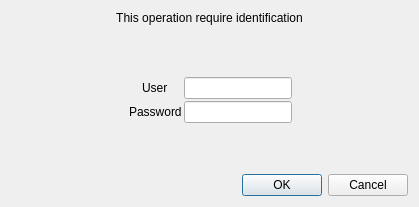
Before: the Qt Designer form validation.ui in lliurex/kscreen-system-settings, drawn with Qt 5.
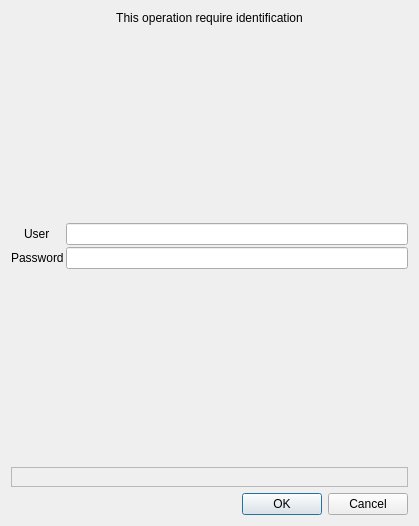
After: the same form once the commit is applied.

Commit message: add frame to use kmessagewidgets

The edit to the form file:
```diff
--- a/validation.ui
+++ b/validation.ui
@@ -7,7 +7,7 @@
     <x>0</x>
     <y>0</y>
     <width>419</width>
-    <height>207</height>
+    <height>526</height>
    </rect>
   </property>
   <property name="windowTitle">
@@ -33,7 +33,10 @@
    <item>
     <layout class="QFormLayout" name="formLayout">
      <property name="fieldGrowthPolicy">
-      <enum>QFormLayout::FieldsStayAtSizeHint</enum>
+      <enum>QFormLayout::AllNonFixedFieldsGrow</enum>
+     </property>
+     <property name="rowWrapPolicy">
+      <enum>QFormLayout::DontWrapRows</enum>
      </property>
      <property name="labelAlignment">
       <set>Qt::AlignCenter</set>
@@ -60,7 +63,7 @@
      <item row="0" column="1">
       <widget class="QLineEdit" name="user">
        <property name="sizePolicy">
-        <sizepolicy hsizetype="Fixed" vsizetype="Fixed">
+        <sizepolicy hsizetype="Preferred" vsizetype="Fixed">
          <horstretch>0</horstretch>
          <verstretch>0</verstretch>
         </sizepolicy>
@@ -85,6 +88,12 @@
      </item>
      <item row="1" column="1">
       <widget class="QLineEdit" name="password">
+       <property name="sizePolicy">
+        <sizepolicy hsizetype="Preferred" vsizetype="Fixed">
+         <horstretch>0</horstretch>
+         <verstretch>0</verstretch>
+        </sizepolicy>
+       </property>
        <property name="text">
         <string/>
        </property>
@@ -98,6 +107,23 @@
      </item>
     </layout>
    </item>
+   <item>
+    <widget class="QFrame" name="notification">
+     <property name="sizePolicy">
+      <sizepolicy hsizetype="Preferred" vsizetype="Fixed">
+       <horstretch>0</horstretch>
+       <verstretch>0</verstretch>
+      </sizepolicy>
+     </property>
+     <property name="frameShape">
+      <enum>QFrame::StyledPanel</enum>
+     </property>
+     <property name="frameShadow">
+      <enum>QFrame::Raised</enum>
+     </property>
+     <layout class="QVBoxLayout" name="verticalLayout_2"/>
+    </widget>
+   </item>
    <item>
     <widget class="QDialogButtonBox" name="actionButtons">
      <property name="standardButtons">
```
The commit also changes 4 other files.
